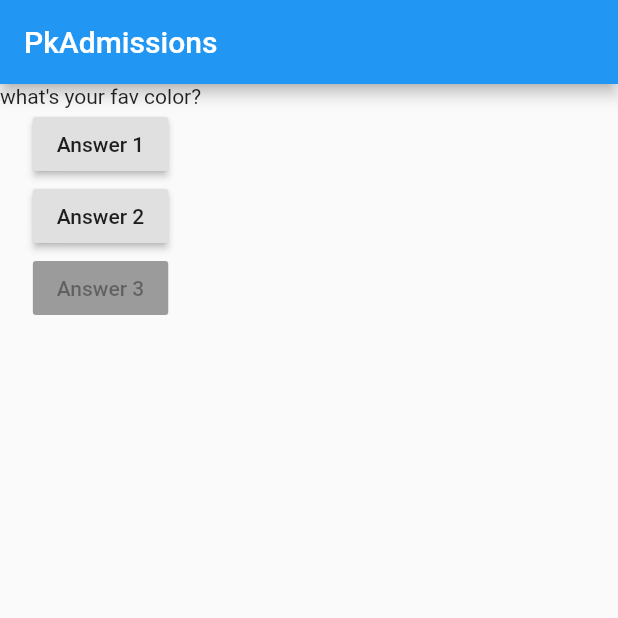
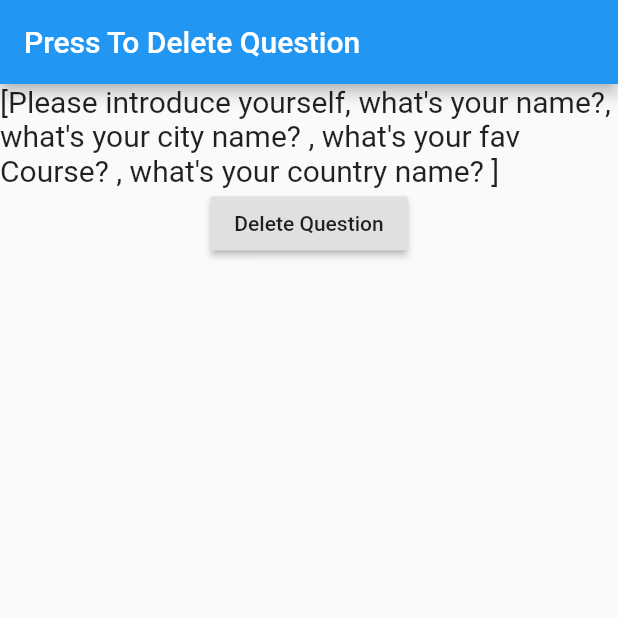
Before and after one commit to rafay-tariq/Flutter1, a Flutter app: the screen it shows after launch, on a phone screen of 412 x 824 dp, the top half of it. Run offline on Flutter 3.47's test engine with Material 2 defaults, Android fonts, the phone set to English and light mode, and no system bars.

Commit message:
press to delete question

```diff
--- a/lib/main.dart
+++ b/lib/main.dart
@@ -1,5 +1,67 @@
+// import 'package:flutter/material.dart';
+// import './question.dart';
+
+// void main() {
+//   runApp(MyApp());
+// }
+
+// class MyApp extends StatefulWidget {
+//   @override
+//   State<StatefulWidget> createState() {
+
+//     return MyAppState();
+//   }
+
+// }
+
+// class MyAppState extends State<MyApp> {
+//   var questionIndex = 0;
+
+//   void answerQuestion() {
+//     print('Correct Answer');
+//     setState(() {
+//        questionIndex = questionIndex + 1;
+//     });
+
+//     print(questionIndex);
+//   }
+
+//   var question = [
+//     'what\'s your fav color?',
+//     'what\'s your nick name?',
+//   ];
+
+//   @override
+//   Widget build(BuildContext context) {
+//     return MaterialApp(
+//       home: Scaffold(
+//         appBar: AppBar(title: Text("PkAdmissions")),
+//         body: Column(
+//           children: <Widget>[
+//             Question(question: question[questionIndex], ),
+//             RaisedButton(
+//               child: Text("Answer 1"),
+//               onPressed: answerQuestion,
+//             ),
+//             RaisedButton(
+//               child: Text("Answer 2"),
+//               onPressed: () {
+//                 print('Other Answer Choosenn');
+//               },
+//             ),
+//             RaisedButton(
+//               child: Text("Answer 3"),
+//               onPressed: null,
+//             ),
+//           ],
+//         ),
+//       ),
+//     );
+//   }
+// }
+
 import 'package:flutter/material.dart';
-import './question.dart';
+import './tempQuestion.dart';
 
 void main() {
   runApp(MyApp());
@@ -7,56 +69,38 @@ void main() {
 
 class MyApp extends StatefulWidget {
   @override
-  State<StatefulWidget> createState() {
-
-    return MyAppState();
-  }
-
+  _MyAppState createState() => _MyAppState();
 }
 
-class MyAppState extends State<MyApp> {
-  var questionIndex = 0;
-
-  void answerQuestion() {
-    print('Correct Answer');
-    setState(() {
-       questionIndex = questionIndex + 1;
-    });
-
-    print(questionIndex);
-  }
-
-  var question = [
-    'what\'s your fav color?',
-    'what\'s your nick name?',
+class _MyAppState extends State<MyApp> {
+  List<String> questionsInput = [
+    'Please introduce yourself',
+    'what\'s your name?',
+    'what\'s your city name? ',
+    'what\'s your fav Course? ',
+    'what\'s your country name? ',
   ];
 
+  void delQuestion() {
+    setState(() {
+      questionsInput.removeLast();
+    });
+  }
 
   @override
   Widget build(BuildContext context) {
     return MaterialApp(
       home: Scaffold(
-        appBar: AppBar(title: Text("PkAdmissions")),
-        body: Column(
-          children: <Widget>[
-            Question(question: question[questionIndex], ),
-            RaisedButton(
-              child: Text("Answer 1"),
-              onPressed: answerQuestion,
-            ),
-            RaisedButton(
-              child: Text("Answer 2"),
-              onPressed: () {
-                print('Other Answer Choosenn');
-              },
-            ),
-            RaisedButton(
-              child: Text("Answer 3"),
-              onPressed: null,
-            ),
-          ],
-        ),
-      ),
+          appBar: AppBar(title: Text("Press To Delete Question")),
+          body: Column(
+            children: <Widget>[
+              TempQuestion(questionsInput),
+              RaisedButton(
+                child: Text('Delete Question'),
+                onPressed: delQuestion,
+              )
+            ],
+          )),
     );
   }
 }
--- /dev/null
+++ b/lib/tempQuestion.dart
@@ -0,0 +1,16 @@
+import 'package:flutter/material.dart';
+
+class TempQuestion extends StatelessWidget {
+  final List<String> questionsInput;
+  TempQuestion(this.questionsInput);
+
+
+  @override
+  Widget build(BuildContext context) {
+    return Center(
+      child: Container(
+        child: Text('$questionsInput', style: TextStyle(fontSize: 20.0),),
+      ),
+    );
+  }
+}
```
Also changed, not shown: lib/question.dart (+13 -1 lines).
